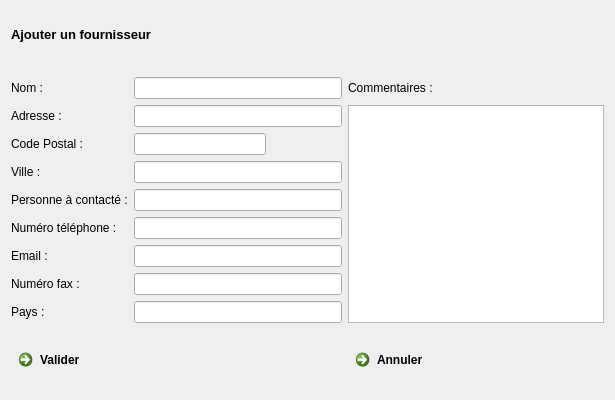
This is f_ajouterfournisseur.ui in nivhg/ludopen as Qt 5 draws it before an edit. The edited form follows.
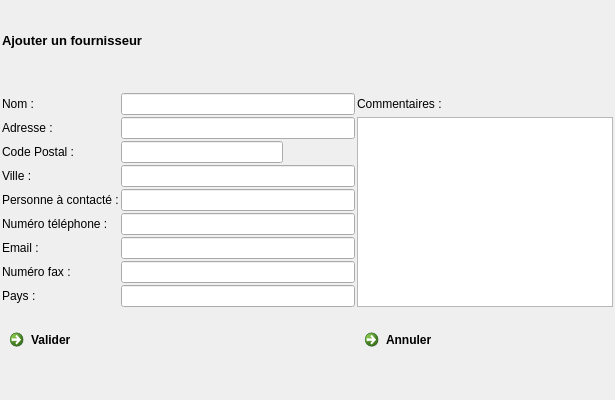
This is the edited form. Icons and pictures are not drawn.

```diff
--- a/f_ajouterfournisseur.ui
+++ b/f_ajouterfournisseur.ui
@@ -20,6 +20,21 @@
    <string>Dialog</string>
   </property>
   <layout class="QGridLayout" name="gridLayout_2">
+   <property name="leftMargin">
+    <number>2</number>
+   </property>
+   <property name="topMargin">
+    <number>2</number>
+   </property>
+   <property name="rightMargin">
+    <number>2</number>
+   </property>
+   <property name="bottomMargin">
+    <number>2</number>
+   </property>
+   <property name="spacing">
+    <number>2</number>
+   </property>
    <item row="0" column="0">
     <layout class="QGridLayout" name="gridLayout">
      <item row="0" column="0" colspan="2">
```
